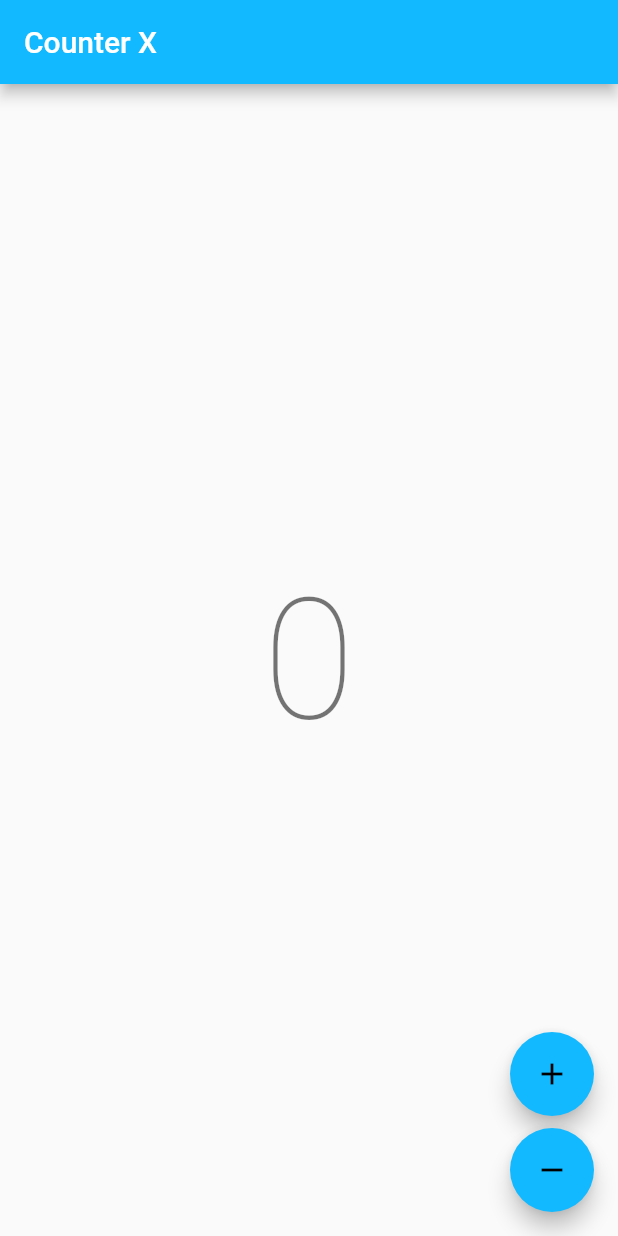
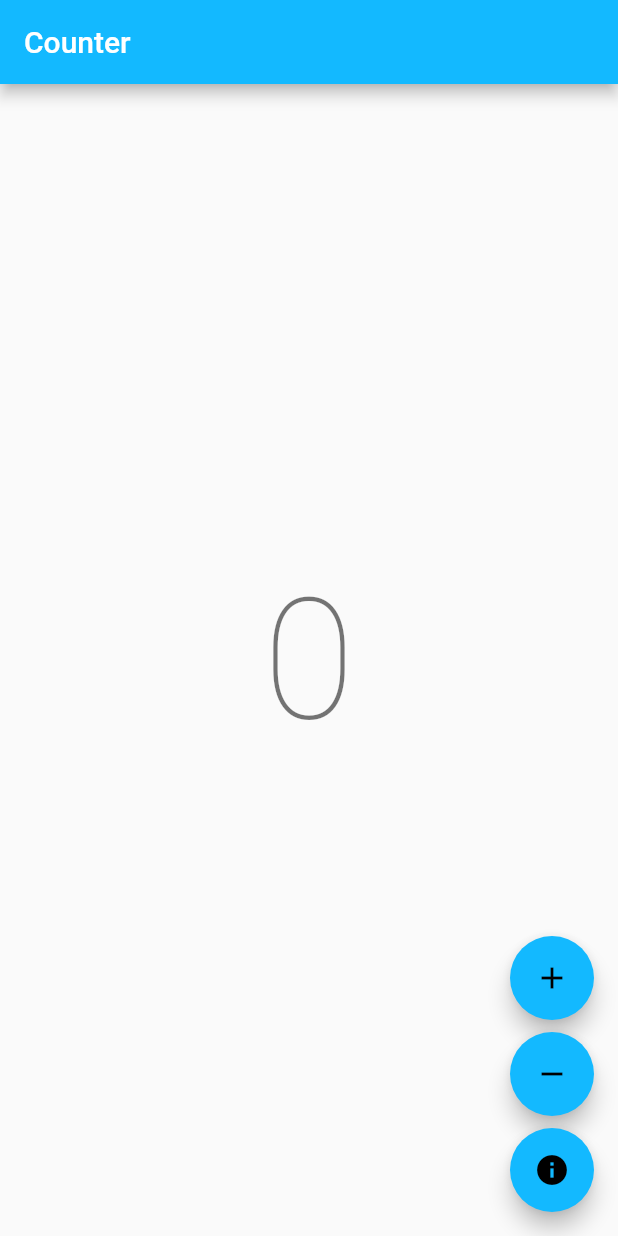
Before and after one commit to nikkijuk/lifegoals, a Flutter app: the screen it shows after launch, on a phone screen of 412 x 824 dp. Run offline on Flutter 3.47's test engine with Material 2 defaults, Android fonts, the phone set to English and light mode, and no system bars; our stand-ins replace bloc, firebase_core, flutter_bloc, go_router; accounts and stored records are empty; generated files the repository leaves out were written again.

```diff
--- a/lib/app/view/app.dart
+++ b/lib/app/view/app.dart
@@ -8,6 +8,7 @@
 import 'package:flutter/material.dart';
 import 'package:go_router/go_router.dart';
 import 'package:lifegoals/counter/counter.dart';
+import 'package:lifegoals/counter/view/about_page.dart';
 import 'package:lifegoals/l10n/l10n.dart';
 
 // GoRouter configuration
@@ -16,6 +17,10 @@ final _router = GoRouter(
     GoRoute(
       path: '/',
       builder: (context, state) => const CounterPage(),
+    ),
+    GoRoute(
+      path: 'about',
+      builder: (context, state) => const AboutPage(),
     ),
   ],
 );
--- a/lib/counter/view/counter_page.dart
+++ b/lib/counter/view/counter_page.dart
@@ -7,6 +7,7 @@
 
 import 'package:flutter/material.dart';
 import 'package:flutter_bloc/flutter_bloc.dart';
+import 'package:go_router/go_router.dart';
 import 'package:lifegoals/counter/counter.dart';
 import 'package:lifegoals/l10n/l10n.dart';
 
@@ -44,6 +45,11 @@ class CounterView extends StatelessWidget {
             onPressed: () => context.read<CounterCubit>().decrement(),
             child: const Icon(Icons.remove),
           ),
+          const SizedBox(height: 8),
+          FloatingActionButton(
+            onPressed: () => context.go ("/about"),
+            child: const Icon(Icons.info),
+          ),
         ],
       ),
     );
--- a/lib/l10n/arb/app_en.arb
+++ b/lib/l10n/arb/app_en.arb
@@ -1,7 +1,11 @@
 {
     "@@locale": "en",
-    "counterAppBarTitle": "Counter X",
+    "counterAppBarTitle": "Counter",
     "@counterAppBarTitle": {
         "description": "Text shown in the AppBar of the Counter Page"
+    },
+    "aboutAppBarTitle": "About",
+    "@aboutAppBarTitle": {
+        "description": "Text shown in the AppBar of the About Page"
     }
 }
--- a/lib/l10n/arb/app_es.arb
+++ b/lib/l10n/arb/app_es.arb
@@ -3,5 +3,9 @@
     "counterAppBarTitle": "Contador",
     "@counterAppBarTitle": {
         "description": "Texto mostrado en la AppBar de la página del contador"
+    },
+    "aboutAppBarTitle": "Sobre",
+    "@aboutAppBarTitle": {
+        "description": "Texto mostrado en la AppBar de la página del sobre"
     }
 }
```
Also changed, not shown: lib/counter/view/about_page.dart (added, +26 -0 lines), 1 other file.
